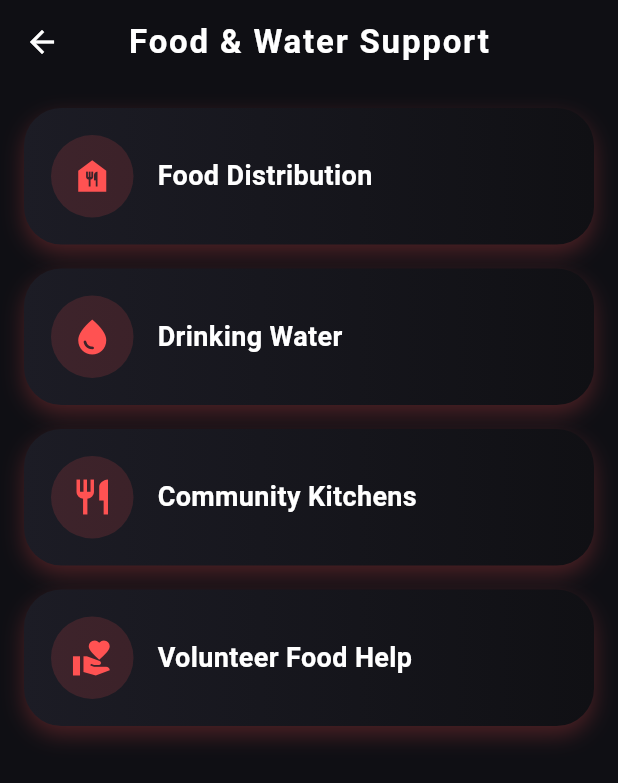
After one commit to jaishrivijayakumar/RescueNetX, a Flutter app: the HomeScreen screen opened by its route, after a tap on "Food & Water Support", on a phone screen of 412 x 824 dp. The commit adds this screen. Shown: the top 783 px of the screen. Run offline on Flutter 3.47's test engine with Material 3 defaults, Android fonts, the phone set to English and light mode, and no system bars; our stand-ins replace shared_preferences; accounts and stored records are empty.

Commit message:
Added food water upport and shelter finder features

```diff
--- /dev/null
+++ b/rescue_net_x/lib/screens/food_water_support.dart
@@ -0,0 +1,97 @@
+import 'package:flutter/material.dart';
+
+class FoodWaterSupport extends StatelessWidget {
+  const FoodWaterSupport({super.key});
+
+  @override
+  Widget build(BuildContext context) {
+    return Scaffold(
+      backgroundColor: const Color(0xFF0F0F14),
+      appBar: AppBar(
+        backgroundColor: Colors.transparent,
+        elevation: 0,
+        centerTitle: true,
+        title: const Text(
+          'Food & Water Support',
+          style: TextStyle(
+            color: Colors.white,
+            fontSize: 22,
+            fontWeight: FontWeight.bold,
+            letterSpacing: 1.2,
+          ),
+        ),
+        iconTheme: const IconThemeData(color: Colors.white),
+      ),
+      body: Padding(
+        padding: const EdgeInsets.all(16),
+        child: Column(
+          children: [
+            _foodCard(
+              icon: Icons.food_bank,
+              title: 'Food Distribution',
+            ),
+            _foodCard(
+              icon: Icons.water_drop,
+              title: 'Drinking Water',
+            ),
+            _foodCard(
+              icon: Icons.restaurant,
+              title: 'Community Kitchens',
+            ),
+            _foodCard(
+              icon: Icons.volunteer_activism,
+              title: 'Volunteer Food Help',
+            ),
+          ],
+        ),
+      ),
+    );
+  }
+
+  Widget _foodCard({
+    required IconData icon,
+    required String title,
+  }) {
+    return Container(
+      margin: const EdgeInsets.only(bottom: 16),
+      padding: const EdgeInsets.all(18),
+      decoration: BoxDecoration(
+        borderRadius: BorderRadius.circular(25),
+        gradient: const LinearGradient(
+          colors: [Color(0xFF1C1C25), Color(0xFF101014)],
+        ),
+        boxShadow: [
+          BoxShadow(
+            color: Colors.redAccent.withOpacity(0.25),
+            blurRadius: 12,
+            offset: const Offset(0, 6),
+          ),
+        ],
+      ),
+      child: Row(
+        children: [
+          Container(
+            width: 55,
+            height: 55,
+            decoration: BoxDecoration(
+              color: Colors.redAccent.withOpacity(0.15),
+              shape: BoxShape.circle,
+            ),
+            child: Icon(icon, color: Colors.redAccent, size: 28),
+          ),
+          const SizedBox(width: 16),
+          Expanded(
+            child: Text(
+              title,
+              style: const TextStyle(
+                color: Colors.white,
+                fontSize: 18,
+                fontWeight: FontWeight.bold,
+              ),
+            ),
+          ),
+        ],
+      ),
+    );
+  }
+}
--- a/rescue_net_x/lib/screens/home_screen.dart
+++ b/rescue_net_x/lib/screens/home_screen.dart
@@ -1,6 +1,11 @@
 import 'package:flutter/material.dart';
 import 'package:shared_preferences/shared_preferences.dart';
+
+// 👉 ADD THESE IMPORTS (REQUIRED FOR FEATURES TO OPEN)
+import 'community_help_board.dart';
 import 'medical_emergency.dart';
+import 'shelter_finder.dart';
+import 'food_water_support.dart';
 
 class HomeScreen extends StatefulWidget {
   const HomeScreen({super.key});
@@ -49,9 +54,16 @@ class _HomeScreenState extends State<HomeScreen>
     );
   }
 
-  Widget _featureBubble(IconData icon, String label) {
+  /// 🔹 FEATURE BUBBLE (ONLY CHANGE = onTap ADDED)
+  Widget _featureBubble(
+    IconData icon,
+    String label,
+    VoidCallback onTap,
+  ) {
     return MouseRegion(
       cursor: SystemMouseCursors.click,
+      child: GestureDetector(
+        onTap: onTap,
         child: Column(
           children: [
             Container(
@@ -77,6 +89,7 @@ class _HomeScreenState extends State<HomeScreen>
             ),
           ],
         ),
+      ),
     );
   }
 
@@ -87,6 +100,7 @@ class _HomeScreenState extends State<HomeScreen>
       body: SafeArea(
         child: Column(
           children: [
+            /// TOP BAR
             Padding(
               padding: const EdgeInsets.all(16),
               child: Row(
@@ -110,6 +124,7 @@ class _HomeScreenState extends State<HomeScreen>
 
             const SizedBox(height: 6),
 
+            /// LOCATION
             Text(
               '📍 $location',
               style: const TextStyle(color: Colors.white70),
@@ -117,15 +132,17 @@ class _HomeScreenState extends State<HomeScreen>
 
             const Spacer(),
 
+            /// FEATURES + SOS
             Column(
               mainAxisAlignment: MainAxisAlignment.center,
               children: [
                 Row(
                   mainAxisAlignment: MainAxisAlignment.spaceEvenly,
                   children: [
-                    /// ✅ ONLY CHANGE IS HERE (Medical Emergency)
-                    GestureDetector(
-                      onTap: () {
+                    _featureBubble(
+                      Icons.local_hospital,
+                      'Medical Emergency',
+                      () {
                         Navigator.push(
                           context,
                           MaterialPageRoute(
@@ -133,17 +150,25 @@ class _HomeScreenState extends State<HomeScreen>
                           ),
                         );
                       },
-                      child: _featureBubble(
-                          Icons.local_hospital, 'Medical Emergency'),
                     ),
-
                     _featureBubble(
-                        Icons.food_bank, 'Food & Water Support'),
+                      Icons.food_bank,
+                      'Food & Water Support',
+                      () {
+                        Navigator.push(
+                          context,
+                          MaterialPageRoute(
+                            builder: (_) => const FoodWaterSupport(),
+                          ),
+                        );
+                      },
+                    ),
                   ],
                 ),
 
                 const SizedBox(height: 30),
 
+                /// SOS BUTTON
                 MouseRegion(
                   cursor: SystemMouseCursors.click,
                   child: GestureDetector(
@@ -184,8 +209,30 @@ class _HomeScreenState extends State<HomeScreen>
                 Row(
                   mainAxisAlignment: MainAxisAlignment.spaceEvenly,
                   children: [
-                    _featureBubble(Icons.home_rounded, 'Shelter Finder'),
-                    _featureBubble(Icons.groups, 'Community Help Board'),
+                    _featureBubble(
+                      Icons.home_rounded,
+                      'Shelter Finder',
+                      () {
+                        Navigator.push(
+                          context,
+                          MaterialPageRoute(
+                            builder: (_) => const ShelterFinder(),
+                          ),
+                        );
+                      },
+                    ),
+                    _featureBubble(
+                      Icons.groups,
+                      'Community Help Board',
+                      () {
+                        Navigator.push(
+                          context,
+                          MaterialPageRoute(
+                            builder: (_) => const CommunityHelpBoard(),
+                          ),
+                        );
+                      },
+                    ),
                   ],
                 ),
               ],
@@ -193,6 +240,7 @@ class _HomeScreenState extends State<HomeScreen>
 
             const Spacer(),
 
+            /// FOOTER
             Padding(
               padding: const EdgeInsets.only(bottom: 20),
               child: Text(
```
Also changed, not shown: rescue_net_x/lib/screens/shelter_finder.dart (added, +97 -0 lines). Lines whose indentation alone changed are shown as unchanged.
